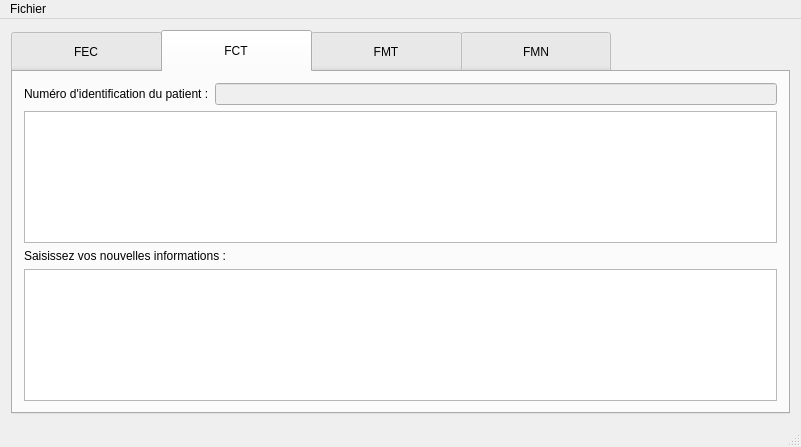
Qt form gui/Viewer/forms/mainwindow.ui (Krozark/Salamandre) before a commit.
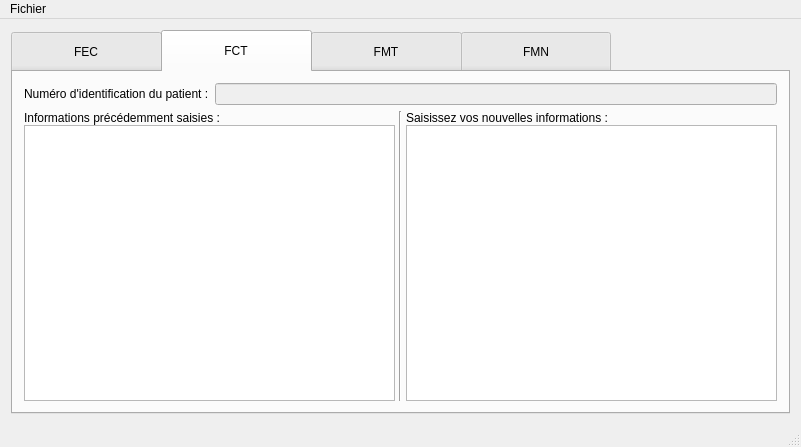
The same form after that commit. The open tabs and pages were chosen to show the change. Icons and pictures are not drawn.

```diff
--- a/gui/Viewer/forms/mainwindow.ui
+++ b/gui/Viewer/forms/mainwindow.ui
@@ -224,6 +224,29 @@
          </layout>
         </item>
         <item>
+         <layout class="QHBoxLayout" name="horizontalLayout_5">
+          <property name="spacing">
+           <number>4</number>
+          </property>
+          <property name="topMargin">
+           <number>0</number>
+          </property>
+          <item>
+           <layout class="QVBoxLayout" name="verticalLayout_7">
+            <property name="spacing">
+             <number>0</number>
+            </property>
+            <property name="leftMargin">
+             <number>0</number>
+            </property>
+            <item>
+             <widget class="QLabel" name="label_confidentialTextPatient">
+              <property name="text">
+               <string>Informations précédemment saisies :</string>
+              </property>
+             </widget>
+            </item>
+            <item>
          <widget class="QPlainTextEdit" name="plainTextEdit_confidentialTextPatient">
           <property name="enabled">
            <bool>true</bool>
@@ -233,6 +256,23 @@
           </property>
          </widget>
         </item>
+           </layout>
+          </item>
+          <item>
+           <widget class="Line" name="line_2">
+            <property name="orientation">
+             <enum>Qt::Vertical</enum>
+            </property>
+           </widget>
+          </item>
+          <item>
+           <layout class="QVBoxLayout" name="verticalLayout_8">
+            <property name="spacing">
+             <number>0</number>
+            </property>
+            <property name="rightMargin">
+             <number>0</number>
+            </property>
         <item>
          <widget class="QLabel" name="label_confidentialTextPatientAddText">
           <property name="text">
@@ -244,6 +284,10 @@
          <widget class="QPlainTextEdit" name="plainTextEdit_confidentialTextPatientAddText"/>
         </item>
        </layout>
+          </item>
+         </layout>
+        </item>
+       </layout>
       </widget>
       <widget class="QWidget" name="tabMedicalDatas">
        <attribute name="icon">
```
Left out of the diff: 48 changed lines with no effect on the pictures. Lines whose indentation alone changed are shown as unchanged.
